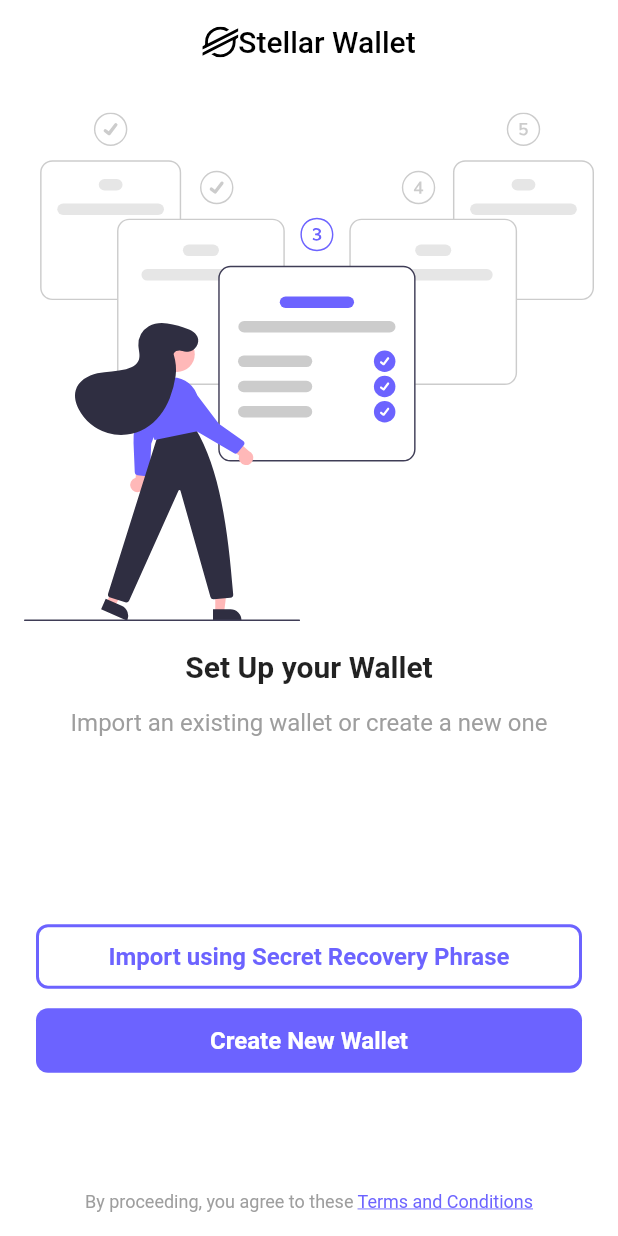
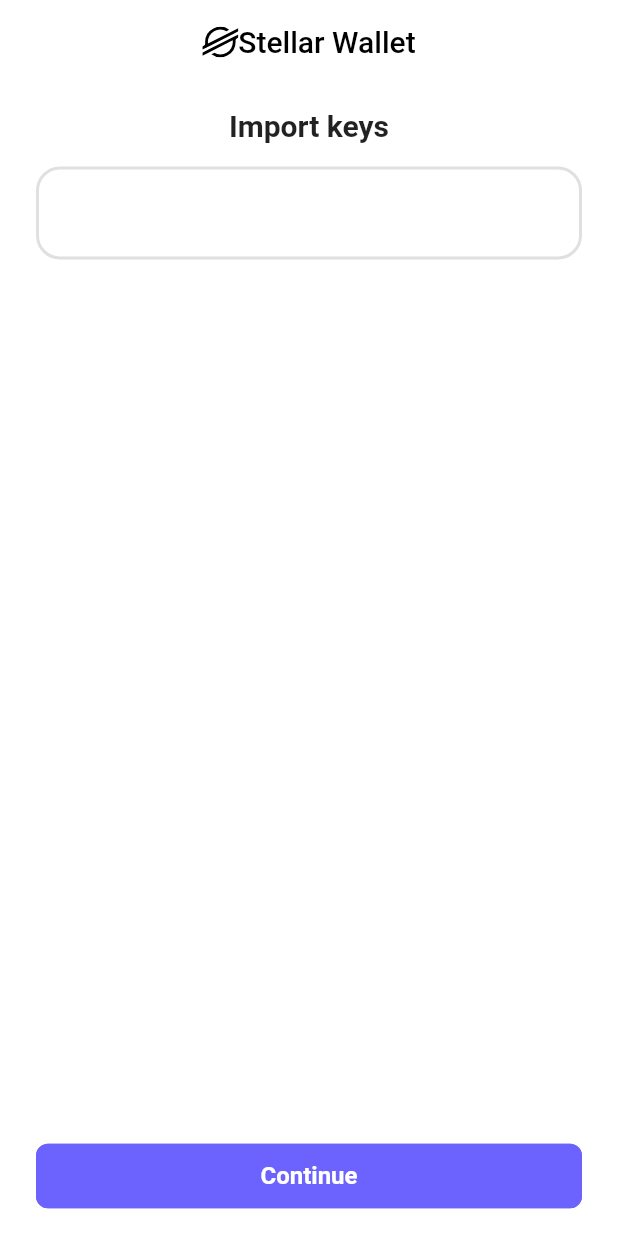
Before and after one commit to AliKarimiENT/StellarFlutterDApp.github.io, a Flutter app: the SetupWalletPage screen opened directly with empty values, after a tap on "Import using Secret Recovery Phrase", on a phone screen of 412 x 824 dp. Run offline on Flutter 3.47's test engine with Material 2 defaults, Android fonts, the phone set to English and light mode, and no system bars; our stand-ins replace bloc, equatable, flutter_bloc, flutter_expandable_fab, flutter_svg, shared_preferences; missing offline and left inert: cupertino_stepper, stellar_flutter_sdk; accounts and stored records are empty.

Commit message:
add load wallet with security phrases

```diff
--- a/lib/blocs/info/info_cubit.dart
+++ b/lib/blocs/info/info_cubit.dart
@@ -15,6 +15,9 @@ class InfoCubit extends Cubit<BasicInfoState> {
   Future<void> fundAccount(String accountId) async {
     try {
       emit(FundAccountLoading());
+      Wallet x = await Wallet.from(
+          'animal regret quality grit coffee adult utility pair snack prepare buyer decorate');
+      KeyPair keyPair0 = await x.getKeyPair(index: 0);
 
       bool funded = await FriendBot.fundTestAccount(accountId);
 
@@ -42,6 +45,7 @@ class InfoCubit extends Cubit<BasicInfoState> {
   Future<void> getBasicAccountInfo(String accountId) async {
     try {
       emit(AccountInfoLoading());
+
       AccountResponse account = await sdk.accounts.account(accountId);
       print('Account info loaded');
       print(account.toString());
--- a/lib/blocs/transaction/transaction_cubit.dart
+++ b/lib/blocs/transaction/transaction_cubit.dart
@@ -19,6 +19,7 @@ class TransactionCubit extends Cubit<TransactionCubitState> {
       required String amount}) async {
     try {
       emit(TransactionPaymentSending());
+
       final pref = await SharedPreferences.getInstance();
       String encodedKeys = pref.getString('keys')!;
       Map<String, dynamic> keys = json.decode(encodedKeys);
--- a/lib/main.dart
+++ b/lib/main.dart
@@ -1,12 +1,31 @@
 import 'package:flutter/material.dart';
+import 'package:shared_preferences/shared_preferences.dart';
+import 'package:stellar_flutter_dapp/screens/home.dart';
 import 'package:stellar_flutter_dapp/screens/onboarding.dart';
 
+late SharedPreferences pref;
 void main() {
-  runApp(const MyApp());
+  WidgetsFlutterBinding.ensureInitialized();
+  SharedPreferences.getInstance().then((value) {
+    pref = value;
+    runApp(MyApp());
+  });
 }
 
-class MyApp extends StatelessWidget {
-  const MyApp({Key? key}) : super(key: key);
+class MyApp extends StatefulWidget {
+  MyApp({Key? key}) : super(key: key);
+  @override
+  State<MyApp> createState() => _MyAppState();
+}
+
+class _MyAppState extends State<MyApp> {
+  late bool keyGenerated;
+  late String accountId;
+  @override
+  void initState() {
+    loadUserData();
+    super.initState();
+  }
 
   @override
   Widget build(BuildContext context) {
@@ -17,6 +36,18 @@ class MyApp extends StatelessWidget {
         primarySwatch: Colors.blue,
       ),
       home: const Onboarding(),
+      // home: keyGenerated ? HomePage(accountId) : Onboarding(),
     );
   }
+
+  Future<void> loadUserData() async {
+    String? mnemonicWords = pref.getString('mnemonic');
+    if (mnemonicWords != null) {
+      keyGenerated = true;
+    } else {
+      keyGenerated = false;
+    }
+
+    accountId = pref.getString('accountId')!;
+  }
 }
--- a/lib/screens/activity.dart
+++ b/lib/screens/activity.dart
@@ -70,6 +70,7 @@ class _ActivityPageState extends State<ActivityPage> {
         child: CustomScrollView(
           physics: const NeverScrollableScrollPhysics(),
           slivers: [
+
             SliverFillRemaining(
               hasScrollBody: true,
               child: Column(
--- /dev/null
+++ b/lib/screens/import_wallet.dart
@@ -0,0 +1,206 @@
+import 'package:flutter/material.dart';
+import 'package:stellar_flutter_sdk/stellar_flutter_sdk.dart' as stl;
+
+import '../app_theme.dart';
+import '../widgets/custom_appbar.dart';
+import 'home.dart';
+
+class ImportWalletPage extends StatefulWidget {
+  ImportWalletPage({Key? key, required this.keys, required this.accountId})
+      : super(key: key);
+  List<String> keys;
+  late String accountId;
+
+  @override
+  State<ImportWalletPage> createState() => _ImportWalletPageState();
+}
+
+class _ImportWalletPageState extends State<ImportWalletPage> {
+  List<String> insertedKeys = [];
+  late List<bool> validationKeys;
+  bool isChecking = false;
+  bool validated = true;
+  @override
+  void initState() {
+    insertedKeys = List.filled(widget.keys.length, '');
+    validationKeys = List.filled(widget.keys.length, true);
+    super.initState();
+  }
+
+  final _importFormKey = GlobalKey<FormState>();
+
+  @override
+  Widget build(BuildContext context) {
+    return Scaffold(
+      backgroundColor: Colors.white,
+      appBar: CustomAppBar(context, false, null),
+      body: ConstrainedBox(
+        constraints: BoxConstraints(
+            minHeight: MediaQuery.of(context).size.height -
+                AppBar().preferredSize.height),
+        child: Stack(
+          children: [
+            NotificationListener<OverscrollIndicatorNotification>(
+              onNotification: (notification) {
+                notification.disallowIndicator();
+                return false;
+              },
+              child: SingleChildScrollView(
+                child: Column(
+                  crossAxisAlignment: CrossAxisAlignment.center,
+                  mainAxisAlignment: MainAxisAlignment.center,
+                  children: [
+                    const Padding(
+                      padding: EdgeInsets.all(16.0),
+                      child: Center(
+                        child: Text(
+                          'Import keys',
+                          style: TextStyle(
+                              fontWeight: FontWeight.bold, fontSize: 20),
+                        ),
+                      ),
+                    ),
+                    Form(
+                      key: _importFormKey,
+                      child: Container(
+                        margin: const EdgeInsets.only(
+                            left: 24, right: 24, bottom: 64),
+                        padding: EdgeInsets.symmetric(vertical: 24),
+                        decoration: BoxDecoration(
+                          borderRadius: BorderRadius.circular(16),
+                          border:
+                              Border.all(color: Colors.grey.shade300, width: 2),
+                        ),
+                        child: GridView.builder(
+                          physics: const NeverScrollableScrollPhysics(),
+                          gridDelegate:
+                              const SliverGridDelegateWithFixedCrossAxisCount(
+                                  crossAxisCount: 2,
+                                  crossAxisSpacing: 16,
+                                  childAspectRatio: 3,
+                                  mainAxisSpacing: 4,
+                                  mainAxisExtent: 64),
+                          padding: const EdgeInsets.symmetric(
+                              horizontal: 24, vertical: 5),
+                          itemCount: widget.keys.length,
+                          shrinkWrap: true,
+                          itemBuilder: (context, index) => TextFormField(
+                            autocorrect: false,
+                            maxLines: 1,
+                            autovalidateMode:
+                                AutovalidateMode.onUserInteraction,
+                            validator: (value) {
+                              if (value == "") {
+                                return "Enter key";
+                              } else {
+                                if (validationKeys[index] == false) {
+                                  return 'Invalid key';
+                                }
+                              }
+                              return null;
+                            },
+                            autofocus: false,
+                            decoration: InputDecoration(
+                              helperText: ' ',
+                              contentPadding: EdgeInsets.all(8),
+                              border: OutlineInputBorder(
+                                  borderRadius: BorderRadius.circular(8)),
+                              focusedBorder: OutlineInputBorder(
+                                  borderSide:
+                                      BorderSide(color: AppTheme.primaryColor),
+                                  borderRadius: BorderRadius.circular(8)),
+                              labelText: 'key ${index + 1}',
+                            ),
+
+                            // decoration: const InputDecoration(
+                            //     fillColor: Colors.white,
+                            //     focusColor: Colors.white,
+                            //     labelText: 'Selling amount'),
+                            onChanged: (value) {
+                              insertedKeys[index] = value.replaceAll(' ', '');
+                            },
+                            keyboardType: TextInputType.text,
+                          ),
+                        ),
+                      ),
+                    ),
+                  ],
+                ),
+              ),
+            ),
+            Positioned(
+              child: Align(
+                alignment: Alignment.bottomCenter,
+                child: Padding(
+                  padding:
+                      const EdgeInsets.symmetric(horizontal: 24, vertical: 16),
+                  child: SizedBox(
+                    width: double.maxFinite,
+                    child: RawMaterialButton(
+                      onPressed: () async {
+                        setState(() {
+                          validated = true;
+                          isChecking = true;
+                        });
+                        for (var key in widget.keys) {
+                          var index = widget.keys.indexOf(key);
+                          if (key != insertedKeys[index]) {
+                            validationKeys[index] = false;
+                            validated = false;
+                          } else {
+                            validationKeys[index] = true;
+                          }
+                        }
+                        if (validated) {
+                          Navigator.of(context).push(MaterialPageRoute(
+                            builder: (context) => HomePage(widget.accountId),
+                          ));
+                        } else {
+                          _importFormKey.currentState!.validate();
+                        }
+                        setState(() {
+                          isChecking = false;
+                        });
+                      },
+                      // hoverColor: Colors.blue,
+                      elevation: 0,
+                      fillColor: AppTheme.primaryColor,
+                      shape: const RoundedRectangleBorder(
+                          borderRadius: BorderRadius.all(Radius.circular(8)),
+                          side: BorderSide(
+                              color: AppTheme.primaryColor, width: 2)),
+                      child: Row(
+                        mainAxisAlignment: MainAxisAlignment.center,
+                        children: [
+                          Padding(
+                            padding: EdgeInsets.symmetric(vertical: 12),
+                            child: Text(isChecking ? 'Checking' : 'Continue',
+                                style: TextStyle(
+                                    fontWeight: FontWeight.w700,
+                                    fontSize: 16,
+                                    color: Colors.white)),
+                          ),
+                          isChecking
+                              ? Container(
+                                  margin: EdgeInsets.symmetric(horizontal: 8),
+                                  child: const CircularProgressIndicator(),
+                                  width: 16,
+                                  height: 16,
+                                )
+                              : Container()
+                        ],
+                      ),
+                    ),
+                  ),
+                ),
+              ),
+              bottom: 0,
+              right: 0,
+              left: 0,
+            ),
+          ],
+        ),
+      ),
+    );
+  }
+}
--- a/lib/screens/sell_offer.dart
+++ b/lib/screens/sell_offer.dart
@@ -81,7 +81,7 @@ class _SellOfferPageState extends State<SellOfferPage> {
               child: CustomScrollView(
                 slivers: [
                   SliverFillRemaining(
-                    hasScrollBody: true,
+                    hasScrollBody: false,
                     child: Form(
                       key: _formKey,
                       child:
--- a/lib/screens/setup_wallet.dart
+++ b/lib/screens/setup_wallet.dart
@@ -1,6 +1,7 @@
 import 'package:flutter/material.dart';
 import 'package:flutter_svg/flutter_svg.dart';
 import 'package:stellar_flutter_dapp/app_theme.dart';
+import 'package:stellar_flutter_dapp/screens/import_wallet.dart';
 import 'package:stellar_flutter_dapp/screens/secret_recovery.dart';
 
 import '../widgets/custom_appbar.dart';
@@ -14,7 +15,7 @@ class SetupWalletPage extends StatelessWidget {
   Widget build(BuildContext context) {
     return Scaffold(
       backgroundColor: Colors.white,
-      appBar: CustomAppBar(context,false,null),
+      appBar: CustomAppBar(context, false, null),
       body: Column(
         mainAxisAlignment: MainAxisAlignment.start,
         children: [
@@ -59,7 +60,12 @@ class SetupWalletPage extends StatelessWidget {
                   child: SizedBox(
                     width: double.maxFinite,
                     child: RawMaterialButton(
-                      onPressed: () {},
+                      onPressed: () {
+                        Navigator.of(context).push(MaterialPageRoute(
+                          builder: (context) =>
+                              ImportWalletPage(keys: mnemonicKeys,accountId: accountId,),
+                        ));
+                      },
                       // hoverColor: Colors.blue,
                       elevation: 0,
                       fillColor: Colors.white,
```
Also changed, not shown: lib/blocs/key generation/key_generation_cubit.dart (+12 -6 lines), lib/screens/secret_recovery.dart (+73 -45 lines), lib/screens/wallet.dart (+11 -5 lines), 1 other file.
